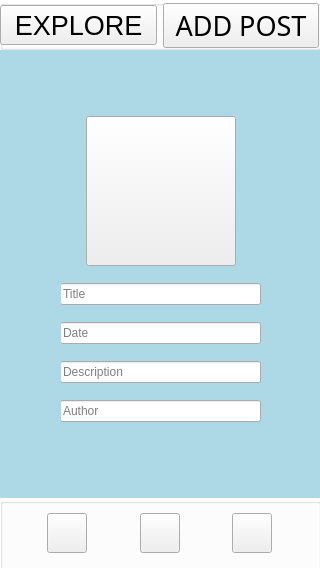
Old version of the form QTProjectFiles/graphicInterface/postswindow.ui in the repository eljam3239/snackmap.
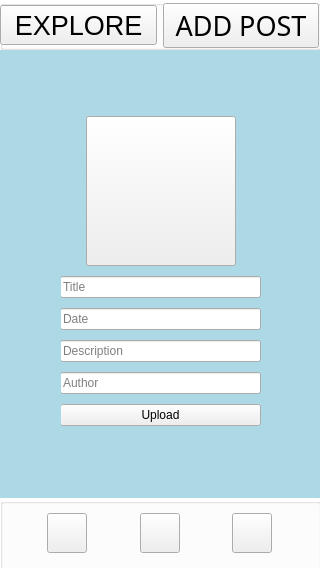
New version of the form. Icons and pictures are not drawn.

Commit message: added upload button to create post page, GUI should actually be done now

```diff
--- a/QTProjectFiles/graphicInterface/postswindow.ui
+++ b/QTProjectFiles/graphicInterface/postswindow.ui
@@ -260,6 +260,13 @@
              </property>
             </widget>
            </item>
+           <item>
+            <widget class="QPushButton" name="pushButton_2">
+             <property name="text">
+              <string>Upload</string>
+             </property>
+            </widget>
+           </item>
           </layout>
          </widget>
         </widget>
```
The commit also changes 2 other files.
